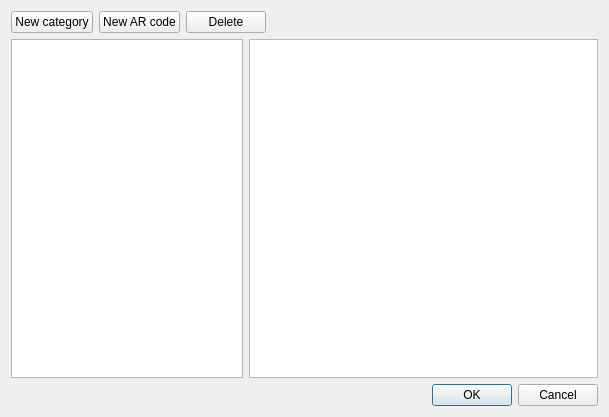
First picture: the form in src/frontend/qt_sdl/CheatsDialog.ui, repository melonDS-emu/melonDS, before the edit.
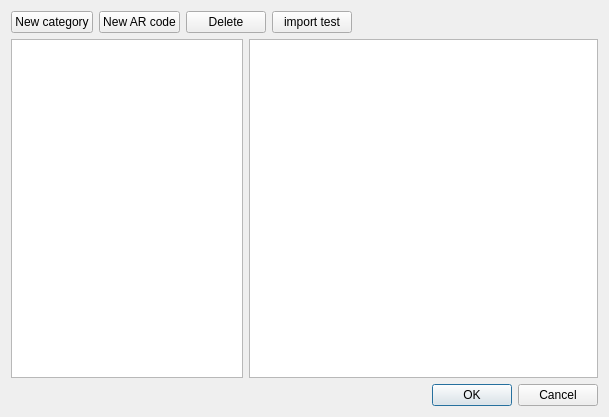
Second picture: the form after the edit.

Commit message: add the cheat import dialog

The edit to the form file:
```diff
--- a/src/frontend/qt_sdl/CheatsDialog.ui
+++ b/src/frontend/qt_sdl/CheatsDialog.ui
@@ -40,6 +40,13 @@
        </property>
       </widget>
      </item>
+     <item>
+      <widget class="QPushButton" name="btnImportCheats">
+       <property name="text">
+        <string>import test</string>
+       </property>
+      </widget>
+     </item>
      <item>
       <spacer name="horizontalSpacer">
        <property name="orientation">
```
Left out of the diff: 8 changed lines with no effect on the pictures. The commit also changes 3 other files.
